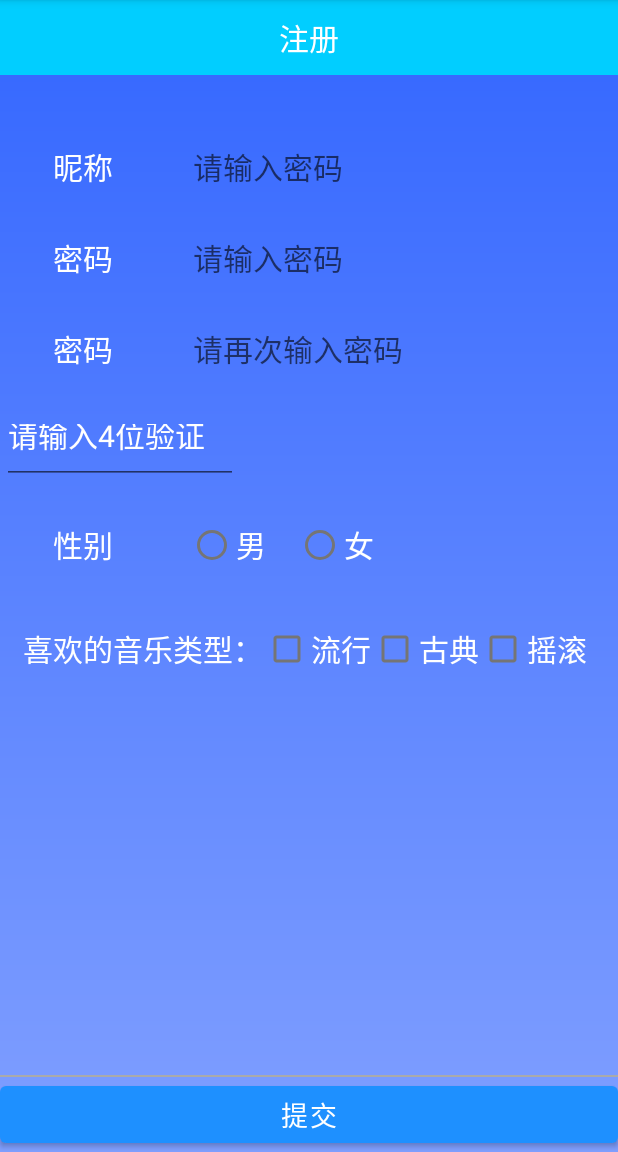
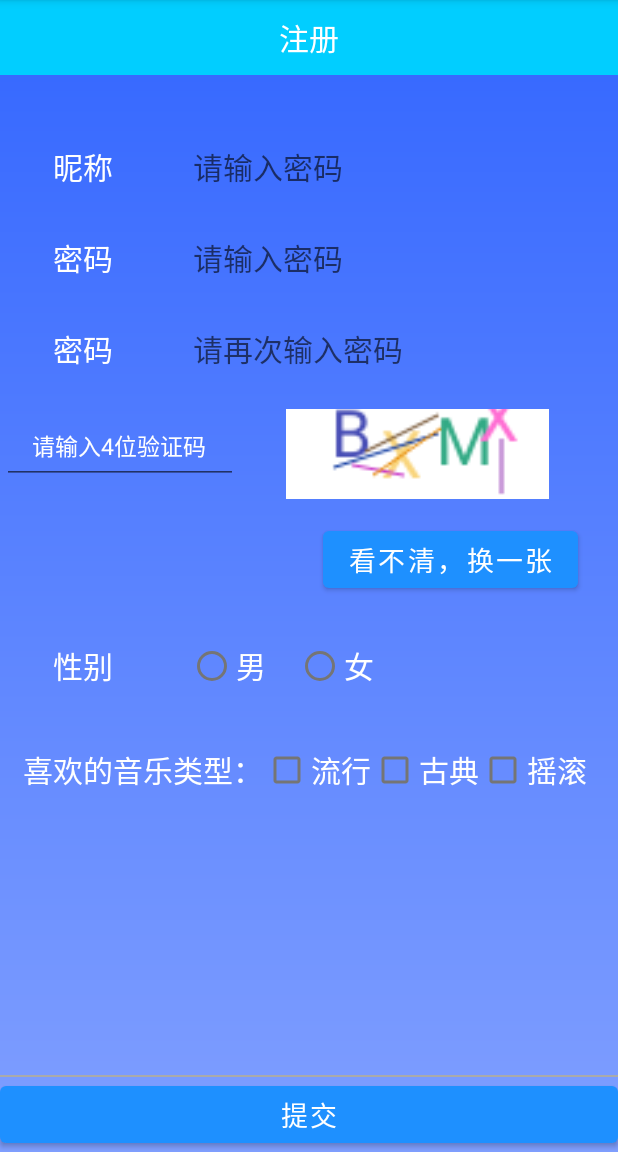
Before and after one commit to wzh123-cloud/ludi, an Android app: the zhuce screen opened directly, with no data from a screen before it, after a tap on "提交", on a phone screen of 412 x 824 dp, the part 84-1236 px from its top. Run offline under Robolectric (Android 15) with nearby library versions, the phone set to English and light mode, and no system bars; 1 other tap on this screen came first.

Commit message:
完成登录，注册页面的逻辑功能

```diff
--- a/app/src/main/AndroidManifest.xml
+++ b/app/src/main/AndroidManifest.xml
@@ -13,10 +13,14 @@
         android:supportsRtl="true"
         android:theme="@style/Theme.Ludi"
         tools:targetApi="31">
+        <activity
+            android:name=".Music"
+            android:exported="false" />
+
         <service
             android:name=".UserService"
             android:enabled="true"
-            android:exported="true"></service>
+            android:exported="true" />
 
         <activity
             android:name=".User"
--- a/app/src/main/java/com/mk/music/ludi/DatabaseHelper.java
+++ b/app/src/main/java/com/mk/music/ludi/DatabaseHelper.java
@@ -6,7 +6,7 @@ import android.content.Context;
 import android.database.sqlite.SQLiteOpenHelper;
 import androidx.appcompat.app.AppCompatActivity;
 public class DatabaseHelper extends SQLiteOpenHelper {
-    static String name="nser.db";
+    static String name="user.db";
     static int dbVersion=1;
     public DatabaseHelper(Context context){
         super(context,name,null,dbVersion);
--- a/app/src/main/java/com/mk/music/ludi/zhuce.java
+++ b/app/src/main/java/com/mk/music/ludi/zhuce.java
@@ -1,6 +1,8 @@
 package com.mk.music.ludi;
 
 import androidx.appcompat.app.AppCompatActivity;
+
+import android.content.SharedPreferences;
 import android.os.Bundle;
 import android.util.Log;
 import android.view.View;
@@ -8,27 +10,105 @@ import android.widget.Button;
 import android.widget.EditText;
 import android.widget.Toast;
 
+import android.content.Intent;
+import android.content.SharedPreferences;
+import android.os.Bundle;
+import android.text.TextUtils;
+import android.view.View;
+import android.widget.Button;
+import android.widget.EditText;
+import android.widget.ImageButton;
+import android.widget.ImageView;
+import android.widget.TextView;
+import android.widget.Toast;
+
+
 import android.os.Bundle;
 
 public class zhuce extends AppCompatActivity {
+
+    private String realCode;
     public static final String SP_NAME="data";
     public static final String SP_ACCOUNT="Acount";
     public static final String SP_PASSWORD="Password";
-    private Button btn_submit;
+    private Button btn_submit,genghuang;
     private EditText et_name,pwd1,pwd2;
+    private EditText mEtloginactivityPhonecodes;
+    private ImageView mIvloginactivityShowcode;
+
+
 
     @Override
     protected void onCreate(Bundle savedInstanceState) {
         super.onCreate(savedInstanceState);
         setContentView(R.layout.activity_zhuce);
         btn_submit=findViewById(R.id.btn_submit);
+        genghuang=findViewById(R.id.genghuang);
         et_name=findViewById(R.id.et_name);
         pwd1=findViewById(R.id.pwd1);
         pwd2=findViewById(R.id.pwd2);
+        mEtloginactivityPhonecodes = findViewById(R.id.et_loginactivity_phoneCodes);
+        mIvloginactivityShowcode = findViewById(R.id.iv_loginactivity_showCode);
+
+
+        mIvloginactivityShowcode.setImageBitmap(Code.getInstance().createBitmap());
+        realCode = Code.getInstance().getCode().toLowerCase();
+
+
+        genghuang.setOnClickListener(new View.OnClickListener() {
+            @Override
+            public void onClick(View v) {
+                mIvloginactivityShowcode.setImageBitmap(Code.getInstance().createBitmap());
+                realCode = Code.getInstance().getCode().toLowerCase();
+            }
+        });
+
 
         btn_submit.setOnClickListener(new View.OnClickListener() {
             @Override
             public void onClick(View view) {
+                String S1 = ((EditText)findViewById(R.id.et_name)).getText().toString();
+                String S2 = ((EditText)findViewById(R.id.et_name)).getText().toString();
+                String S3 = ((EditText)findViewById(R.id.et_name)).getText().toString();
+
+                String name=et_name.getText().toString().trim();
+                String pass=pwd1.getText().toString().trim();
+                String pass2=pwd2.getText().toString().trim();
+                Log.i("zhuce", name+"--->"+pass);
+
+                if(pwd1.length()==0){
+                    Toast.makeText(zhuce.this,"用户名不能为空",Toast.LENGTH_SHORT).show();
+                }
+                else if(4>=pwd1.length()){
+                    Toast.makeText(zhuce.this,"密码长度应在4-18字之间",Toast.LENGTH_SHORT).show();
+                }
+                else if(pwd1.length()>=18){
+                    Toast.makeText(zhuce.this,"密码长度应在4-18字之间",Toast.LENGTH_SHORT).show();
+                }
+                else if(pwd2.length()>=18){
+                    Toast.makeText(zhuce.this,"密码长度应在4-18字之间",Toast.LENGTH_SHORT).show();
+                }
+                else if((pwd1.getText().toString().trim()).equals(pwd2.getText().toString().trim())){
+                    SharedPreferences sp=getSharedPreferences(SP_NAME,MODE_PRIVATE);
+                    SharedPreferences.Editor editor=sp.edit();
+                    editor.putString(SP_ACCOUNT,S1);
+                    editor.putString(SP_PASSWORD,S1);
+                    UserService uService=new UserService(zhuce.this);
+                    User user=new User();
+                    user.setUsername(name);
+                    user.setPassword(pass);
+                    uService.register(user);
+                    editor.commit();
+                    Toast.makeText(zhuce.this, "注册成功!", Toast.LENGTH_SHORT).show();
+                    zhuce.this.finish();
+
+                }
+
+                else {
+
+                    Toast.makeText(zhuce.this,"两次输入的密码不一致",Toast.LENGTH_SHORT).show();
+                }
+
 
             }
         });
--- a/app/src/main/res/layout/activity_zhuce.xml
+++ b/app/src/main/res/layout/activity_zhuce.xml
@@ -106,7 +106,7 @@
 
 
                 <EditText
-                    android:id="@+id/et_registeractivity_phoneCodes"
+                    android:id="@+id/et_loginactivity_phoneCodes"
                     android:layout_width="0dp"
                     android:layout_height="50dp"
                     android:layout_marginLeft="1dp"
@@ -114,18 +114,40 @@
                     android:layout_weight="1"
                     android:hint="请输入4位验证码"
                     android:textColorHint="@android:color/white"
+                    android:paddingLeft="20dp"
 
-                    android:textSize="20dp" />
+                    android:textSize="15dp" />
 
                 <ImageView
-                    android:id="@+id/iv_registeractivity_showCode"
+                    android:id="@+id/iv_loginactivity_showCode"
                     android:layout_width="0dp"
                     android:layout_height="70dp"
                     android:layout_marginTop="-10dp"
                     android:layout_weight="1.5"
-                    android:clickable="true"
-                    android:onClick="onClick" />
+
+                     />
             </LinearLayout>
+        </LinearLayout>
+
+        <LinearLayout
+            android:layout_width="match_parent"
+            android:layout_height="wrap_content"
+            android:orientation="horizontal"
+            android:padding="15dp">
+
+            <Button
+                android:id="@+id/genghuang"
+                android:layout_width="170dp"
+                android:layout_height="50dp"
+
+                android:layout_marginLeft="200dp"
+
+                android:background="@null"
+                android:gravity="center"
+                android:text="看不清，换一张"
+                android:textColor="@android:color/white"
+                android:textSize="18sp" />
+
         </LinearLayout>
 
         <LinearLayout
```
Also changed, not shown: app/src/main/java/com/mk/music/ludi/MainActivity.java (+93 -0 lines), app/src/main/java/com/mk/music/ludi/Music.java (added, +14 -0 lines), app/src/main/java/com/mk/music/ludi/User.java (+7 -3 lines), app/src/main/res/layout/activity_music.xml (added, +9 -0 lines).
